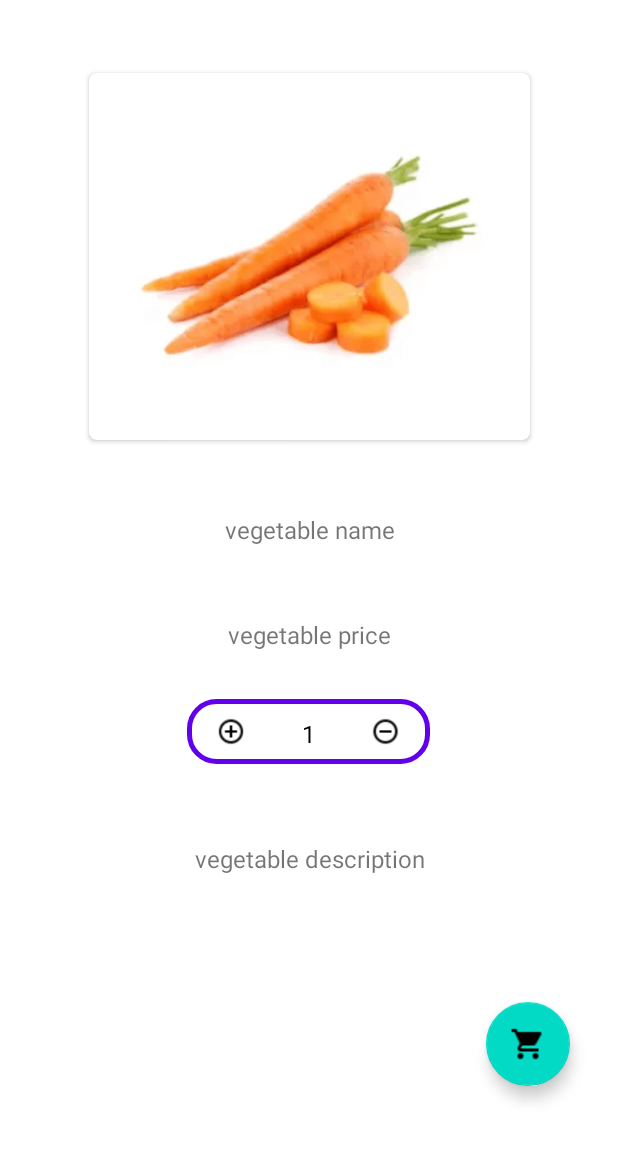
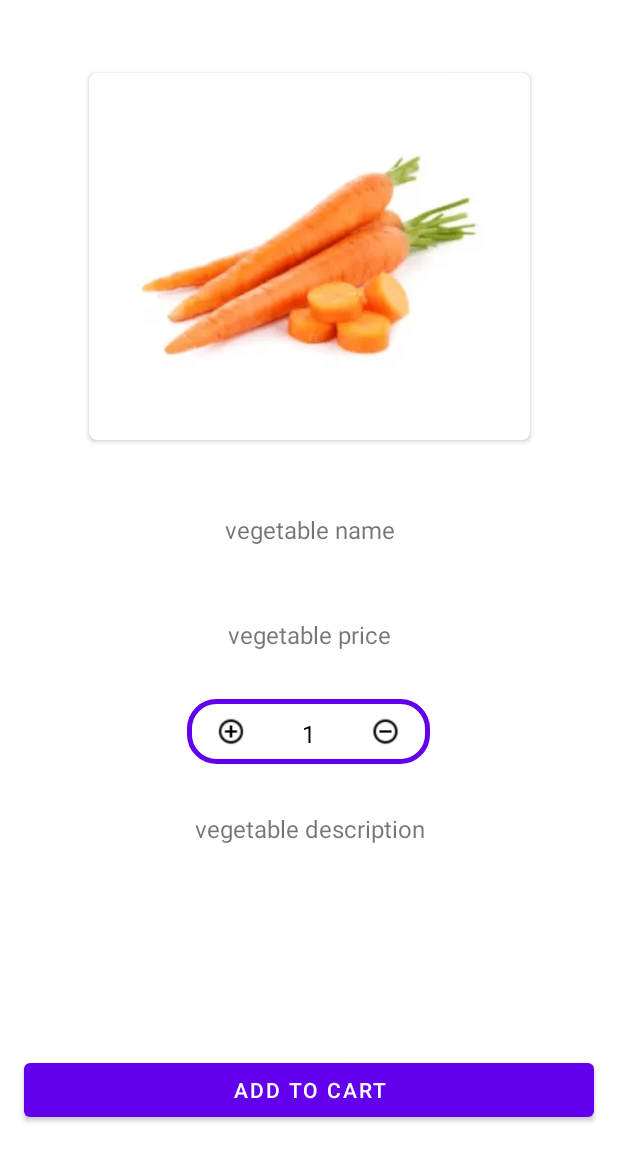
Before and after one commit to Shubhangi2/Veggie-Mart, an Android app: the product_details_activity screen opened directly, with no data from a screen before it, on a phone screen of 412 x 824 dp, the part 84-1236 px from its top. Run offline under Robolectric (Android 15) with nearby library versions, the phone set to English and light mode, and no system bars; our stand-ins replace Firebase (no records; nobody signed in at launch, a user with empty details on screens opened directly).

Commit message:
working on the database of add to cart

```diff
--- a/app/src/main/java/com/example/veggiproject/product_details_activity.java
+++ b/app/src/main/java/com/example/veggiproject/product_details_activity.java
@@ -5,6 +5,7 @@
 
 import android.os.Bundle;
 import android.view.View;
+import android.widget.Button;
 import android.widget.ImageButton;
 import android.widget.ImageView;
 import android.widget.TextView;
@@ -17,14 +18,21 @@
 import com.google.firebase.database.FirebaseDatabase;
 import com.google.firebase.database.ValueEventListener;
 
+import java.text.SimpleDateFormat;
+import java.util.Calendar;
+import java.util.HashMap;
+
 public class product_details_activity extends AppCompatActivity {
     private ImageView plus, minus;
     private TextView elegant_num;
     int total_quantity=1;
     private String vegetable_id = "";
 
+    private Button addToCartButton;
+
     private ImageView vimage;
     private TextView vname, vprice;
+
 
 
 
@@ -42,7 +50,17 @@
         vprice = findViewById(R.id.product_detail_price);
         vimage = findViewById(R.id.product_detail_img);
 
-        get_product_detail(vegetable_id);
+        addToCartButton = findViewById(R.id.product_detail_add_to_cart_btn);
+
+        addToCartButton.setOnClickListener(new View.OnClickListener() {
+            @Override
+            public void onClick(View v) {
+                adding_to_cartlist();
+            }
+        });
+
+
+        get_product_detail(vegetable_id); //called a method to show the details
 
         //clicklistener for elegant number button
         plus.setOnClickListener(new View.OnClickListener() {
@@ -92,4 +110,29 @@
 
 
     }
+
+    private void adding_to_cartlist(){
+
+        String save_current_date, save_current_time;
+        Calendar cal_for_date = Calendar.getInstance();
+        SimpleDateFormat currentDate = new SimpleDateFormat("dd-MM-yyyy");
+        save_current_date = currentDate.format(cal_for_date.getTime());
+
+        SimpleDateFormat currentTime = new SimpleDateFormat("HH:mm:ss");
+        save_current_time = currentTime.format(cal_for_date.getTime());
+        Toast.makeText(this, save_current_time+"  "+save_current_date, Toast.LENGTH_SHORT).show();
+
+        DatabaseReference cartListRef = FirebaseDatabase.getInstance().getReference().child("cartList");
+        final HashMap<String, Object> cartMap = new HashMap<>();
+        cartMap.put("name",vname.getText().toString());
+        cartMap.put("price", vprice.getText().toString());
+        cartMap.put("date", save_current_date);
+        cartMap.put("time",save_current_time);
+        cartMap.put("quantity",elegant_num.getText().toString());
+        cartMap.put("vid", vegetable_id);
+
+        cartListRef.child("user view");
+
+
+    }
 }
--- a/app/src/main/res/layout/activity_product_details.xml
+++ b/app/src/main/res/layout/activity_product_details.xml
@@ -86,16 +86,6 @@
 
     </LinearLayout>
 
-    <com.google.android.material.floatingactionbutton.FloatingActionButton
-        android:layout_width="wrap_content"
-        android:layout_height="wrap_content"
-        android:layout_marginEnd="32dp"
-        android:layout_marginBottom="44dp"
-
-        android:src="@drawable/shop_cart"
-        app:backgroundTint="@color/teal_200"
-        app:layout_constraintBottom_toBottomOf="parent"
-        app:layout_constraintEnd_toEndOf="parent" />
 
     <TextView
         android:id="@+id/product_detail_name"
@@ -127,7 +117,7 @@
         android:id="@+id/product_detail_description"
         android:layout_width="0dp"
         android:layout_height="wrap_content"
-        android:layout_marginTop="52dp"
+        android:layout_marginTop="32dp"
         android:gravity="center"
         android:text="vegetable description"
         android:textSize="16sp"
@@ -136,4 +126,18 @@
         app:layout_constraintStart_toStartOf="parent"
         app:layout_constraintTop_toBottomOf="@+id/elegant_layout" />
 
+    <Button
+        android:id="@+id/product_detail_add_to_cart_btn"
+        android:layout_width="0dp"
+        android:layout_height="wrap_content"
+        android:layout_marginStart="16dp"
+        android:layout_marginEnd="16dp"
+        android:text="Add to Cart"
+        app:layout_constraintBottom_toBottomOf="parent"
+        app:layout_constraintEnd_toEndOf="parent"
+        app:layout_constraintHorizontal_bias="0.0"
+        app:layout_constraintStart_toStartOf="parent"
+        app:layout_constraintTop_toBottomOf="@+id/product_detail_description"
+        app:layout_constraintVertical_bias="0.89" />
+
 </androidx.constraintlayout.widget.ConstraintLayout>
```
